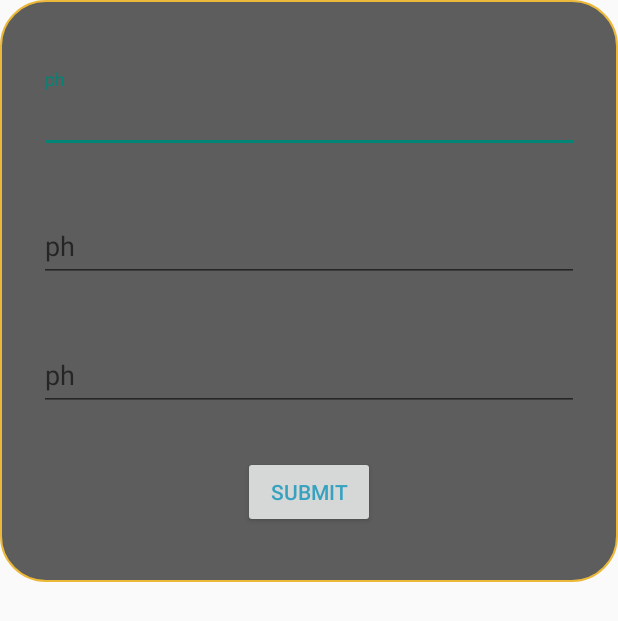
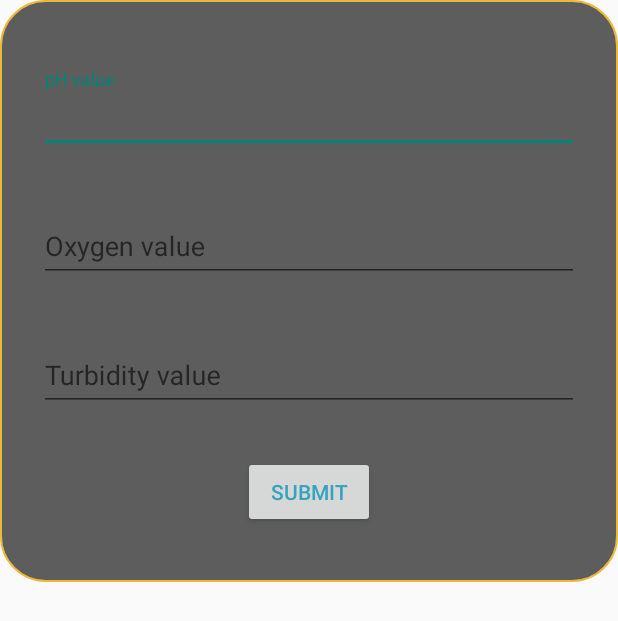
Before and after one commit to Reagaz/2019-G-teborg-Kodkn-ckarg-nget, an Android app: the layout addtestpopup.xml on its own in the app's theme, with its tools: preview values and no code run, on a phone screen of 412 x 824 dp. Shown: the top 621 px of the screen. Run offline under Robolectric (Android 15) with nearby library versions, the phone set to English and light mode, and no system bars.

Commit message:
added August stuff

```diff
--- a/app/src/main/res/layout/addtestpopup.xml
+++ b/app/src/main/res/layout/addtestpopup.xml
@@ -1,7 +1,7 @@
 <?xml version="1.0" encoding="utf-8"?>
 <RelativeLayout xmlns:android="http://schemas.android.com/apk/res/android"
     xmlns:tools="http://schemas.android.com/tools"
-    android:id="@+id/add_bar_popUp"
+    android:id="@+id/add_test_popup"
     android:layout_width="wrap_content"
     android:layout_height="wrap_content"
     android:background="@layout/rounded_corners"
@@ -22,10 +22,10 @@
         tools:layout_editor_absoluteY="222dp">
 
         <android.support.design.widget.TextInputEditText
-            android:id="@+id/barName"
+            android:id="@+id/ph_value"
             android:layout_width="match_parent"
             android:layout_height="wrap_content"
-            android:hint="ph"
+            android:hint="pH value"
             android:imeOptions="actionNext"
             android:inputType="text"
             android:maxLines="1" />
@@ -45,10 +45,10 @@
         tools:layout_editor_absoluteY="222dp">
 
         <android.support.design.widget.TextInputEditText
-            android:id="@+id/beerName"
+            android:id="@+id/oxygen_value"
             android:layout_width="match_parent"
             android:layout_height="wrap_content"
-            android:hint="ph"
+            android:hint="Oxygen value"
             android:inputType="text"
             android:maxLines="1" />
 
@@ -66,10 +66,10 @@
         tools:layout_editor_absoluteY="222dp">
 
         <android.support.design.widget.TextInputEditText
-            android:id="@+id/beerPrice"
+            android:id="@+id/turbidity_value"
             android:layout_width="match_parent"
             android:layout_height="wrap_content"
-            android:hint="ph"
+            android:hint="Turbidity value"
             android:inputType="text"
             android:maxLines="1" />
 
```
Also changed, not shown: app/src/main/java/com/adamk/watermark/MapsActivity.java (+17 -16 lines).
